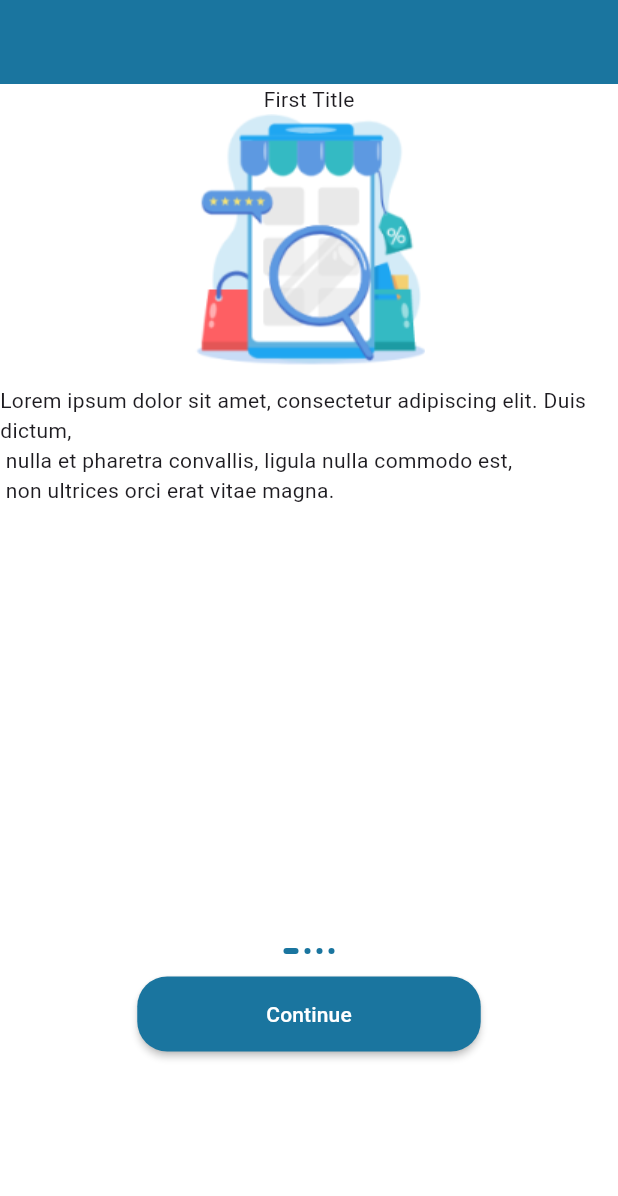
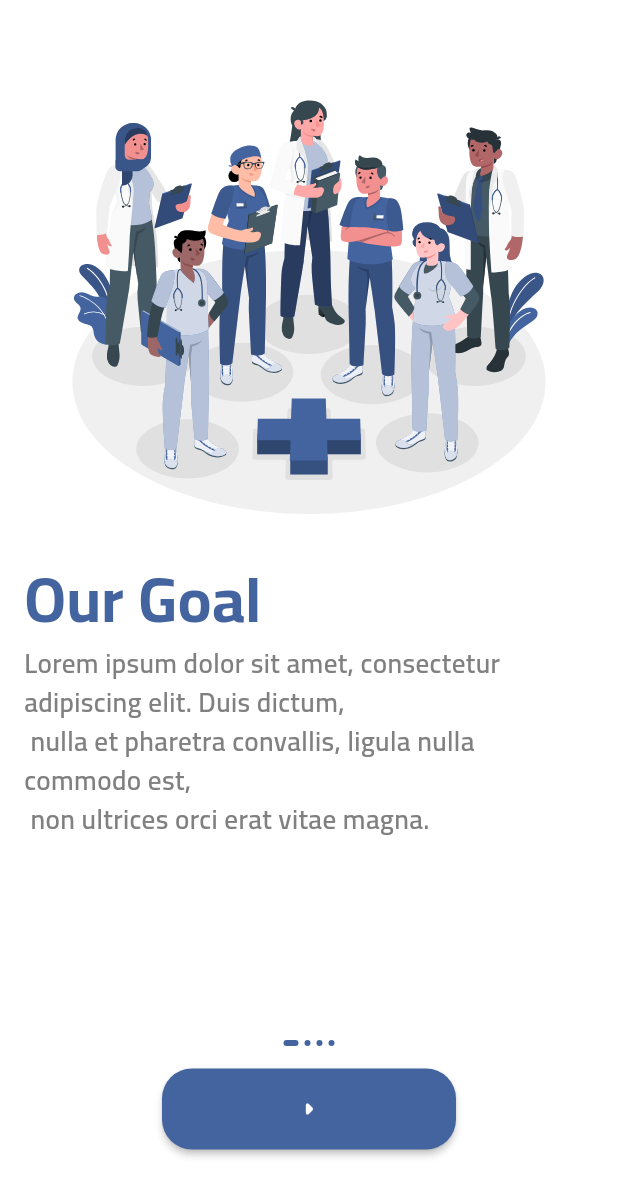
Before and after one commit to YousefHassan52/dentalmatching, a Flutter app: the screen it shows after launch, on a phone screen of 412 x 824 dp. Shown: the top 1196 px of the screen. Run offline on Flutter 3.47's test engine with Material 3 defaults, Android fonts, the light colour scheme and no system bars; our stand-ins replace flutter_svg, get, shared_preferences.

Commit message:
onboarding ui finished

```diff
--- a/lib/core/constants/colors.dart
+++ b/lib/core/constants/colors.dart
@@ -1,6 +1,8 @@
 import 'package:flutter/material.dart';
 
-class AppColors{
-  static const Color mainColor=Color(0xff1A759F);
-  static const Color greyTextColor=Color(0xff9E9E9E);
+class AppColors {
+  static const Color mainColor = Color(0xFF4464A0);
+  static const Color blueTextColor = Color(0xff2C5390);
+  static const Color blueLightTextColor = Color(0xff5E94C3);
+  static const Color greyTextColor = Color(0xFF808080);
 }
--- a/lib/core/constants/styles.dart
+++ b/lib/core/constants/styles.dart
@@ -2,31 +2,13 @@ import 'package:dentalmatching/core/constants/colors.dart';
 import 'package:flutter/material.dart';
 
 abstract class Styles {
-  static const TextStyle textStyle14 = TextStyle(
-    fontSize: 14,
-    fontWeight: FontWeight.normal,
-  );
+  static const TextStyle extraLargetitle = TextStyle(
+      color: AppColors.mainColor, fontWeight: FontWeight.w700, fontSize: 42);
+
   static const TextStyle textStyle16 = TextStyle(
-    fontSize: 16,
-    fontWeight: FontWeight.normal,
-    color: AppColors.greyTextColor,
-  );
-  static const TextStyle textStyle18 = TextStyle(
-    fontSize: 18,
-    fontWeight: FontWeight.w600,
-  );
-  static const TextStyle textStyle20 = TextStyle(
-    fontSize: 20,
-    fontWeight: FontWeight.normal,
-  );
-  static const TextStyle textStyle24 = TextStyle(
-    fontSize: 24,
-    fontWeight: FontWeight.normal,
-  );
-
-  static const TextStyle textStyle30 = TextStyle(
-    fontSize: 30,
-    fontWeight: FontWeight.w900,
-    letterSpacing: 1.2,
-  );
+      color: AppColors.greyTextColor,
+      fontWeight: FontWeight.w600,
+      fontSize: 18);
+  static const TextStyle textStyle16White =
+      TextStyle(color: Colors.white, fontWeight: FontWeight.w600, fontSize: 16);
 }
--- a/lib/core/constants/themes.dart
+++ b/lib/core/constants/themes.dart
@@ -9,7 +9,13 @@ ThemeData englishTheme = ThemeData(
 
 ThemeData arabicTheme = ThemeData(
     scaffoldBackgroundColor: Colors.white,
-    fontFamily: "Shekari",
+    fontFamily: "Cairo",
     appBarTheme: const AppBarTheme(backgroundColor: AppColors.mainColor),
     useMaterial3: true,
     primaryColor: AppColors.mainColor);
+
+ThemeData mainAppTheme = ThemeData(
+    primaryColor: AppColors.mainColor,
+    useMaterial3: true,
+    fontFamily: "Cairo",
+    appBarTheme: const AppBarTheme(backgroundColor: AppColors.mainColor));
--- a/lib/core/localization/translation.dart
+++ b/lib/core/localization/translation.dart
@@ -5,17 +5,18 @@ class MyTranslation implements Translations {
   Map<String, Map<String, String>> get keys => {
         "ar": {
           "1": "عربي",
-          "First Title": "العنوان الاول",
-          "Second Title": "العنوان الثاني",
-          "third Title": "العنوان الثالث",
-          "Fourth Title": "العنوان الرابع",
+          "First Title": "هدفنا",
+          "Second Title": "كيف",
+          "third Title": "ما نريد",
+          "Fourth Title": "تجنب الاستغلال",
         },
         "en": {
           "1": "English",
-          "First Title": "First Title",
-          "Second Title": "Second Title",
-          "third Title": "third Title",
-          "Fourth Title": "Fourth Title",
+          "First Title": "Our Goal",
+          "Second Title": "How",
+          "third Title": "Our Aim",
+          "Fourth Title": "Avoid Exploitation",
         },
       };
 }
+// هدفنا
--- a/lib/features/common_faetures/login/view/login.dart
+++ b/lib/features/common_faetures/login/view/login.dart
@@ -41,56 +41,56 @@ class LoginScreen extends StatelessWidget {
               style: TextStyle(
                 fontSize: 36,
                 fontWeight: FontWeight.w200,
-                  fontFamily: "Cairo"),
+              ),
             ),
             Text(
               "1".tr,
               style: TextStyle(
                 fontSize: 36,
                 fontWeight: FontWeight.w300,
-                  fontFamily: "Cairo"),
+              ),
             ),
             Text(
               "1".tr,
               style: TextStyle(
                 fontSize: 36,
                 fontWeight: FontWeight.w400,
-                  fontFamily: "Cairo"),
+              ),
             ),
             Text(
               "1".tr,
               style: TextStyle(
                 fontSize: 36,
                 fontWeight: FontWeight.w500,
-                  fontFamily: "Cairo"),
+              ),
             ),
             Text(
               "1".tr,
               style: TextStyle(
                 fontSize: 36,
                 fontWeight: FontWeight.w600,
-                  fontFamily: "Cairo"),
+              ),
             ),
             Text(
               "1".tr,
               style: TextStyle(
                 fontSize: 36,
                 fontWeight: FontWeight.w700,
-                  fontFamily: "Cairo"),
+              ),
             ),
             Text(
               "1".tr,
               style: TextStyle(
                 fontSize: 36,
                 fontWeight: FontWeight.w800,
-                  fontFamily: "Cairo"),
+              ),
             ),
             Text(
               "1".tr,
               style: TextStyle(
                 fontSize: 36,
                 fontWeight: FontWeight.w900,
-                  fontFamily: "Cairo"),
+              ),
             ),
           ],
         ),
--- a/lib/features/common_faetures/login/view/widgets/textformfield.dart
+++ b/lib/features/common_faetures/login/view/widgets/textformfield.dart
@@ -26,7 +26,7 @@ class AuthTextFormField extends StatelessWidget {
         validator: validator,
         keyboardType: keyboardType,
         obscureText: isPassword,
-        cursorColor: AppColors.greyTextColor,
+        cursorColor: AppColors.blueTextColor,
         decoration: InputDecoration(
           suffixIcon: icon,
           suffixIconColor: AppColors.mainColor,
--- a/lib/features/common_faetures/onboarding/data/data_source/static.dart
+++ b/lib/features/common_faetures/onboarding/data/data_source/static.dart
@@ -4,22 +4,22 @@ import 'package:get/get.dart';
 List<OnboardingModel> onboardingList = [
   OnboardingModel(
       title: "First Title".tr,
-      image: "assets/images/onboardingone.PNG",
+      image: "assets/svg/doctors_team.svg",
       desc:
           "Lorem ipsum dolor sit amet, consectetur adipiscing elit. Duis dictum, \n nulla et pharetra convallis, ligula nulla commodo est,\n non ultrices orci erat vitae magna."),
   OnboardingModel(
       title: "Second Title".tr,
-      image: "assets/images/onboardingtwo.PNG",
+      image: "assets/svg/add.svg",
+      desc:
+          "Lorem ipsum dolor sit amet, consectetur adipiscing elit. Duis dictum, \n nulla et pharetra convallis, ligula nulla commodo est,\n non ultrices orci erat vitae magna."),
+  OnboardingModel(
+      title: "Fourth Title".tr,
+      image: "assets/svg/save_money.svg",
       desc:
           "Lorem ipsum dolor sit amet, consectetur adipiscing elit. Duis dictum, \n nulla et pharetra convallis, ligula nulla commodo est,\n non ultrices orci erat vitae magna."),
   OnboardingModel(
       title: "third Title".tr,
-      image: "assets/images/onboardingthree.PNG",
-      desc:
-          "Lorem ipsum dolor sit amet, consectetur adipiscing elit. Duis dictum, \n nulla et pharetra convallis, ligula nulla commodo est,\n non ultrices orci erat vitae magna."),
-  OnboardingModel(
-      title: "Fourth Title".tr,
-      image: "assets/images/onboardingfour.PNG",
+      image: "assets/svg/doctor_patient.svg",
       desc:
           "Lorem ipsum dolor sit amet, consectetur adipiscing elit. Duis dictum, \n nulla et pharetra convallis, ligula nulla commodo est,\n non ultrices orci erat vitae magna."),
 ];
--- a/lib/features/common_faetures/onboarding/view/screens/onboarding.dart
+++ b/lib/features/common_faetures/onboarding/view/screens/onboarding.dart
@@ -11,10 +11,12 @@ class OnboardingScreen extends StatelessWidget {
     Get.put(OnboardingControllerImp());
     return Scaffold(
       backgroundColor: Colors.white,
-      appBar: AppBar(),
       body: Column(
         children: [
-          Expanded(flex: 3, child: OnboardingPageBuilder()),
+          SizedBox(
+            height: 40,
+          ),
+          Expanded(flex: 5, child: OnboardingPageBuilder()),
           const Expanded(flex: 1, child: OnboardingLowerWidgets())
         ],
       ),
--- a/lib/features/common_faetures/onboarding/view/widgets/boarding_item.dart
+++ b/lib/features/common_faetures/onboarding/view/widgets/boarding_item.dart
@@ -1,17 +1,38 @@
+import 'package:dentalmatching/core/constants/colors.dart';
+import 'package:dentalmatching/core/constants/styles.dart';
 import 'package:dentalmatching/features/common_faetures/onboarding/data/models/onboarding.dart';
 import 'package:flutter/material.dart';
+import 'package:flutter_svg/flutter_svg.dart';
+import 'package:get/get.dart';
 
 class CustomOnboardingItem extends StatelessWidget {
   const CustomOnboardingItem({Key? key, required this.item}) : super(key: key);
   final OnboardingModel item;
   @override
   Widget build(BuildContext context) {
-    return Column(
-      children: [
-        Text(item.title),
-        Image.asset(item.image),
-        Text(item.desc),
-      ],
+    return Padding(
+      padding: const EdgeInsets.symmetric(horizontal: 16.0),
+      child: Column(
+        children: [
+          SvgPicture.asset(item.image, height: Get.height * 0.4),
+          Row(
+            children: [
+              Expanded(
+                child: Text(
+                  item.title,
+                  style: Styles.extraLargetitle,
+                ),
+              ),
+            ],
+          ),
+          Expanded(
+            child: Text(
+              item.desc,
+              style: Styles.textStyle16,
+            ),
+          ),
+        ],
+      ),
     );
   }
 }
--- a/lib/features/common_faetures/onboarding/view/widgets/button.dart
+++ b/lib/features/common_faetures/onboarding/view/widgets/button.dart
@@ -1,4 +1,5 @@
 import 'package:dentalmatching/core/constants/colors.dart';
+import 'package:dentalmatching/core/constants/styles.dart';
 import 'package:dentalmatching/features/common_faetures/onboarding/controller/imp_controller.dart';
 import 'package:dentalmatching/features/common_faetures/onboarding/data/data_source/static.dart';
 import 'package:flutter/material.dart';
@@ -23,13 +24,15 @@ class OnboardingButton extends StatelessWidget {
                     20), // Adjust the value to change corner radius
               ),
               child: Padding(
-                padding:
-                    const EdgeInsets.symmetric(vertical: 15.0, horizontal: 70),
-                child:
-                    internalController.currentPage < onboardingList.length - 1
-                        ? const Text("Continue")
-                        : const Text("Login   "),
-              ),
+                  padding: const EdgeInsets.symmetric(
+                      vertical: 15.0, horizontal: 70),
+                  child:
+                      internalController.currentPage < onboardingList.length - 1
+                          ? const Icon(Icons.arrow_right_rounded)
+                          : const Text(
+                              "Start",
+                              style: Styles.textStyle16White,
+                            )),
             ));
   }
 }
--- a/lib/main.dart
+++ b/lib/main.dart
@@ -1,3 +1,4 @@
+import 'package:dentalmatching/core/constants/themes.dart';
 import 'package:dentalmatching/core/localization/translation.dart';
 import 'package:dentalmatching/core/localization/translation_controller.dart';
 import 'package:dentalmatching/core/services/my_services.dart';
@@ -22,7 +23,7 @@ class MyApp extends StatelessWidget {
         Get.put(TranslationController());
     return GetMaterialApp(
       debugShowCheckedModeBanner: false,
-      theme: translationController.appTheme(),
+      theme: mainAppTheme,
       translations: MyTranslation(),
       getPages: routes,
       locale: translationController.getCurrentLocale(),
```
Also changed, not shown: assets/fonts/Cairo-Light.ttf, assets/svg/add.svg (added), assets/svg/doctor_patient.svg (added), assets/svg/doctors_team.svg (added), assets/svg/save_money.svg (added), 1 other file. Lines whose indentation alone changed are shown as unchanged.
